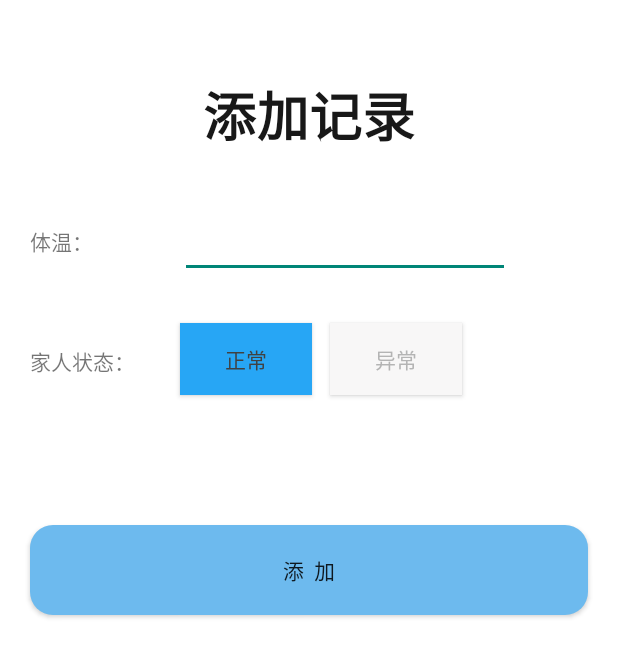
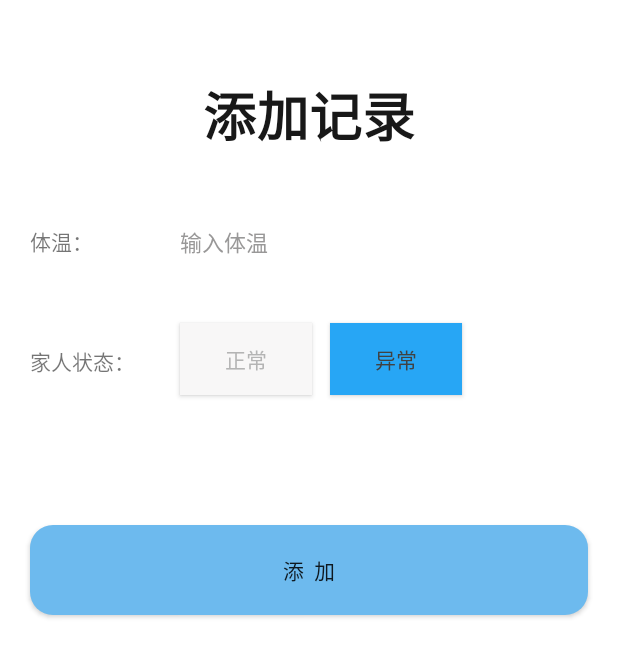
Before and after one commit to t7cutcdeeyx1/PersonalImformation, an Android app: the addActivity screen opened directly, with no data from a screen before it, after a tap on "异常", on a phone screen of 412 x 824 dp. Shown: the top 657 px of the screen. Run offline under Robolectric (Android 15) with nearby library versions, the phone set to English and light mode, and no system bars; libraries missing offline, so code that uses them is left out: cc.shinichi.library.

Commit message:
second git

```diff
--- a/app/src/main/res/layout/activity_add.xml
+++ b/app/src/main/res/layout/activity_add.xml
@@ -60,14 +60,28 @@
 
 
     <EditText
+        android:id="@+id/editView"
         android:layout_width="220dp"
-        android:layout_height="wrap_content"
-        app:layout_constraintTop_toTopOf="parent"
+        android:layout_height="24dp"
+        android:layout_marginLeft="120dp"
+        android:layout_marginTop="150dp"
+        android:background="#FFFFFF"
+        android:gravity="top"
+        android:hint="输入体温"
+        android:lineSpacingExtra="3.5dp"
+        android:lines="1"
+        android:maxLength="180"
+        android:singleLine="false"
+        android:textColor="#3F3F3F"
+        android:textColorHint="#999898"
+        android:textSize="14.5dp"
+        android:typeface="sans"
+        android:inputType="number"
         app:layout_constraintLeft_toLeftOf="parent"
-        android:layout_marginTop="140dp"
-        android:layout_marginLeft="120dp"
-        android:id="@+id/editView"
-        />
+        app:layout_constraintTop_toTopOf="parent">
+
+        <requestFocus />
+    </EditText>
 
     <Button
         android:layout_width="0dp"
--- a/app/src/main/res/layout/item.xml
+++ b/app/src/main/res/layout/item.xml
@@ -3,7 +3,7 @@
     android:layout_width="match_parent"
     android:layout_height="wrap_content"
     xmlns:app="http://schemas.android.com/apk/res-auto"
-    android:background="#F6F9FC">
+    android:background="#BCDBF7">
     <android.support.constraint.ConstraintLayout
         android:layout_width="0dp"
         android:layout_height="wrap_content"
--- a/app/src/main/res/values/styles.xml
+++ b/app/src/main/res/values/styles.xml
@@ -5,7 +5,7 @@
         <!-- Customize your theme here. -->
         <item name="colorPrimary">@color/colorAccent</item>
         <item name="colorPrimaryDark">@color/colorPrimary</item>
-        <item name="android:statusBarColor">@color/colorPrimary</item>
+        <item name="android:statusBarColor">#BCDBF7</item>
         <item name="android:windowBackground">@color/colorPrimary</item>
         <item name="android:colorControlHighlight">#D1EEEE</item>
         <item name="android:textAllCaps">false</item>
```
Also changed, not shown: app/src/main/java/com/example/personalimformation/Data1.java (+8 -5 lines), app/src/main/java/com/example/personalimformation/MainActivity.java (+22 -4 lines), app/src/main/java/com/example/personalimformation/addActivity.java (+50 -7 lines), app/src/main/res/layout/activity_main.xml (+5 -4 lines).
